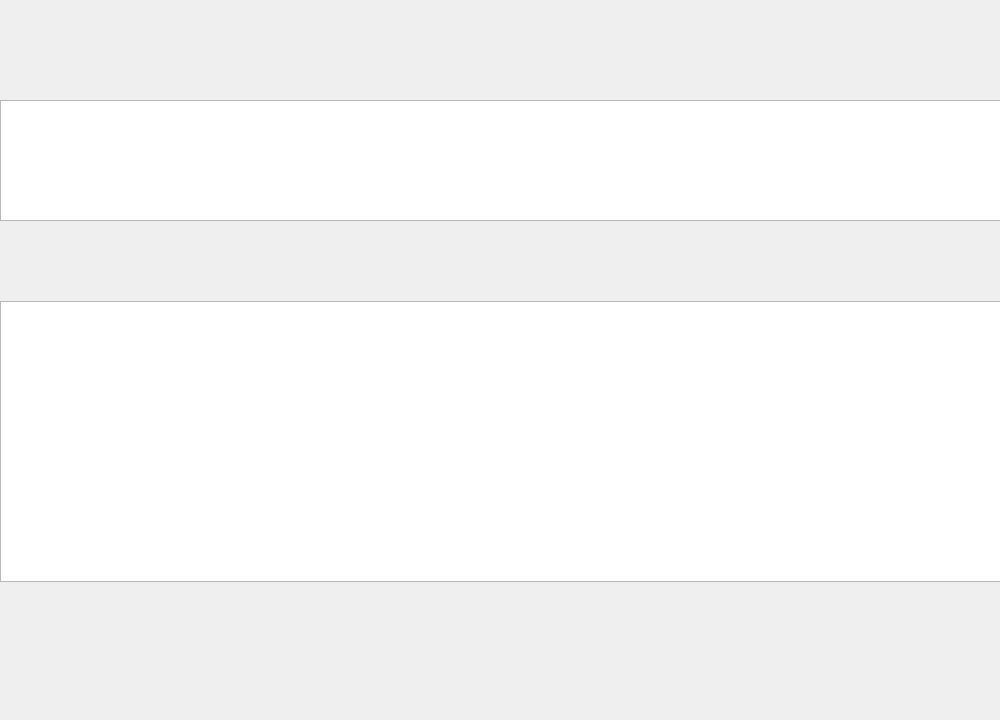
Qt form domain_detail.ui (Weies/Curriculum-Design-For-Database) before a commit.
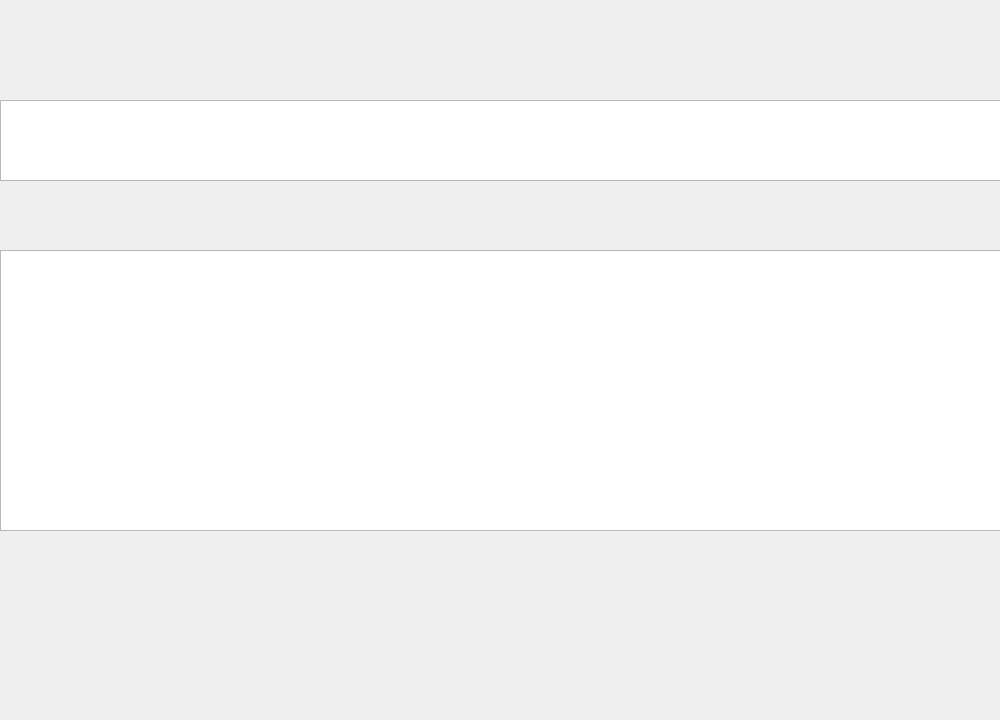
The same form after that commit.

The edit to the form file:
```diff
--- a/domain_detail.ui
+++ b/domain_detail.ui
@@ -19,7 +19,7 @@
      <x>0</x>
      <y>100</y>
      <width>1001</width>
-     <height>121</height>
+     <height>81</height>
     </rect>
    </property>
   </widget>
@@ -27,7 +27,7 @@
    <property name="geometry">
     <rect>
      <x>0</x>
-     <y>301</y>
+     <y>250</y>
      <width>1001</width>
      <height>281</height>
     </rect>
```
